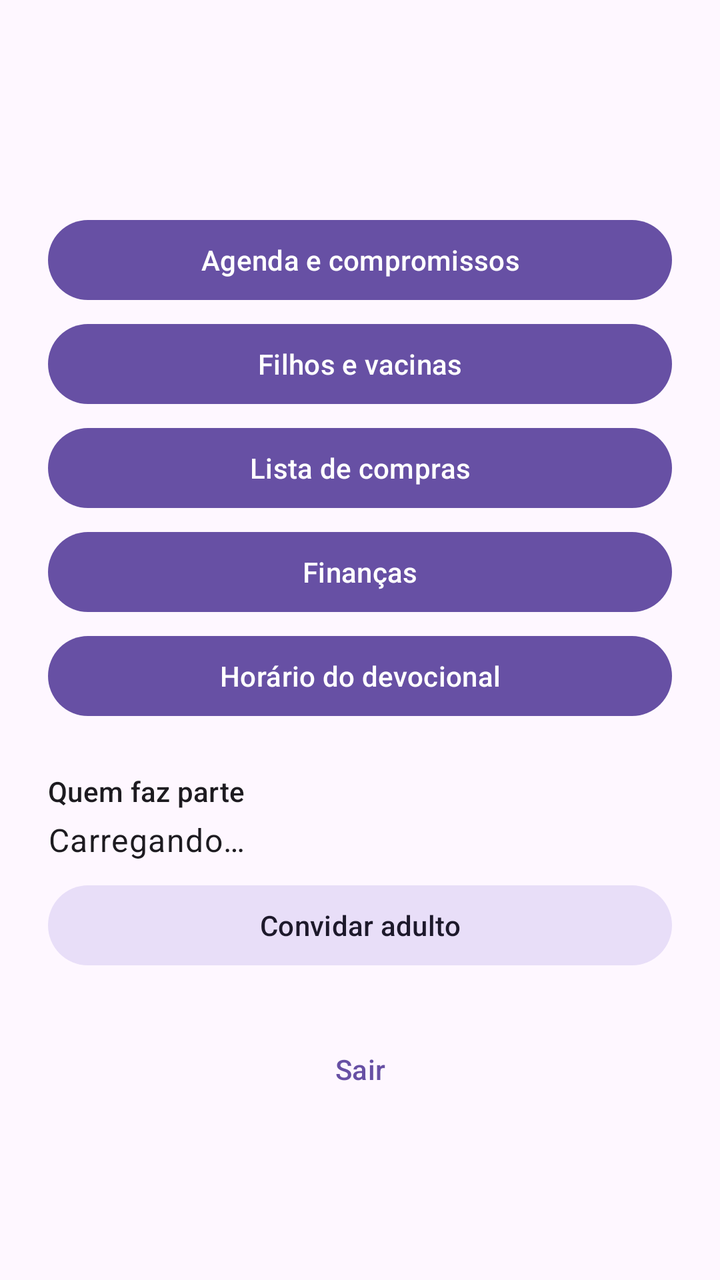
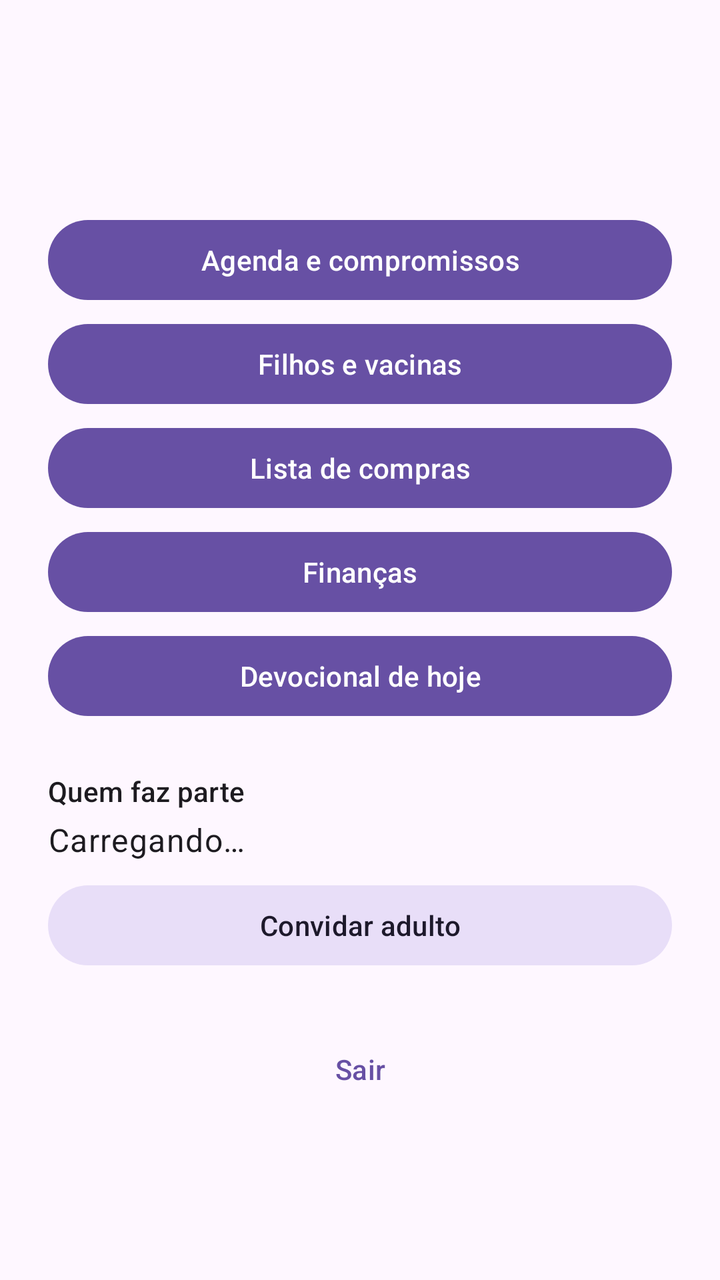

The first picture is an Android layout as it rendered before a commit; the second is the same layout after the commit. The layout source and the unified diff follow.
<!-- AndroidManifest.xml: application theme Theme.AppFamilia -->
<!-- res/layout/activity_inicio.xml -->
<?xml version="1.0" encoding="utf-8"?>
<ScrollView xmlns:android="http://schemas.android.com/apk/res/android"
    android:layout_width="match_parent"
    android:layout_height="match_parent"
    android:fillViewport="true">

    <LinearLayout
        android:layout_width="match_parent"
        android:layout_height="wrap_content"
        android:orientation="vertical"
        android:padding="24dp">

        <TextView
            android:id="@+id/texto_saudacao"
            android:layout_width="match_parent"
            android:layout_height="wrap_content"
            android:textAppearance="?attr/textAppearanceHeadlineSmall" />

        <TextView
            android:id="@+id/texto_casa"
            android:layout_width="match_parent"
            android:layout_height="wrap_content"
            android:layout_marginTop="4dp"
            android:textAppearance="?attr/textAppearanceTitleMedium" />

        <Button
            android:id="@+id/botao_agenda"
            android:layout_width="match_parent"
            android:layout_height="wrap_content"
            android:layout_marginTop="24dp"
            android:text="Agenda e compromissos" />

        <Button
            android:id="@+id/botao_filhos"
            android:layout_width="match_parent"
            android:layout_height="wrap_content"
            android:layout_marginTop="4dp"
            android:text="Filhos e vacinas" />

        <Button
            android:id="@+id/botao_compras"
            android:layout_width="match_parent"
            android:layout_height="wrap_content"
            android:layout_marginTop="4dp"
            android:text="Lista de compras" />

        <Button
            android:id="@+id/botao_financas"
            android:layout_width="match_parent"
            android:layout_height="wrap_content"
            android:layout_marginTop="4dp"
            android:text="Finanças" />

        <Button
            android:id="@+id/botao_devocional"
            android:layout_width="match_parent"
            android:layout_height="wrap_content"
            android:layout_marginTop="4dp"
            android:text="Horário do devocional" />

        <TextView
            android:layout_width="match_parent"
            android:layout_height="wrap_content"
            android:layout_marginTop="24dp"
            android:text="Quem faz parte"
            android:textAppearance="?attr/textAppearanceLabelLarge" />

        <TextView
            android:id="@+id/texto_membros"
            android:layout_width="match_parent"
            android:layout_height="wrap_content"
            android:layout_marginTop="4dp"
            android:text="Carregando…"
            android:textAppearance="?attr/textAppearanceBodyLarge" />

        <Button
            android:id="@+id/botao_convidar"
            style="@style/Widget.Material3.Button.TonalButton"
            android:layout_width="match_parent"
            android:layout_height="wrap_content"
            android:layout_marginTop="8dp"
            android:text="Convidar adulto" />

        <Button
            android:id="@+id/botao_sair"
            style="@style/Widget.Material3.Button.TextButton"
            android:layout_width="match_parent"
            android:layout_height="wrap_content"
            android:layout_marginTop="24dp"
            android:text="Sair" />
    </LinearLayout>
</ScrollView>
<!-- resources referenced by this layout -->
<resources>
  <style name="Theme.AppFamilia" parent="Theme.Material3.DayNight" />
</resources>

<!-- the commit's change to res/layout/activity_inicio.xml (unified diff, before → after) -->
@@ -56,7 +56,7 @@
             android:layout_width="match_parent"
             android:layout_height="wrap_content"
             android:layout_marginTop="4dp"
-            android:text="Horário do devocional" />
+            android:text="Devocional de hoje" />
 
         <TextView
             android:layout_width="match_parent"
